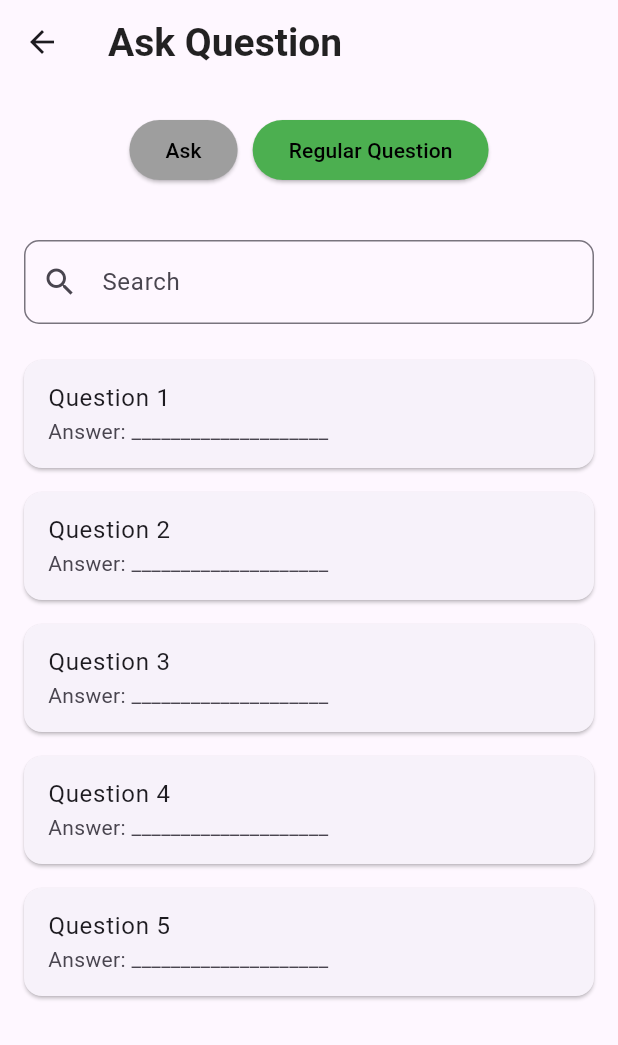
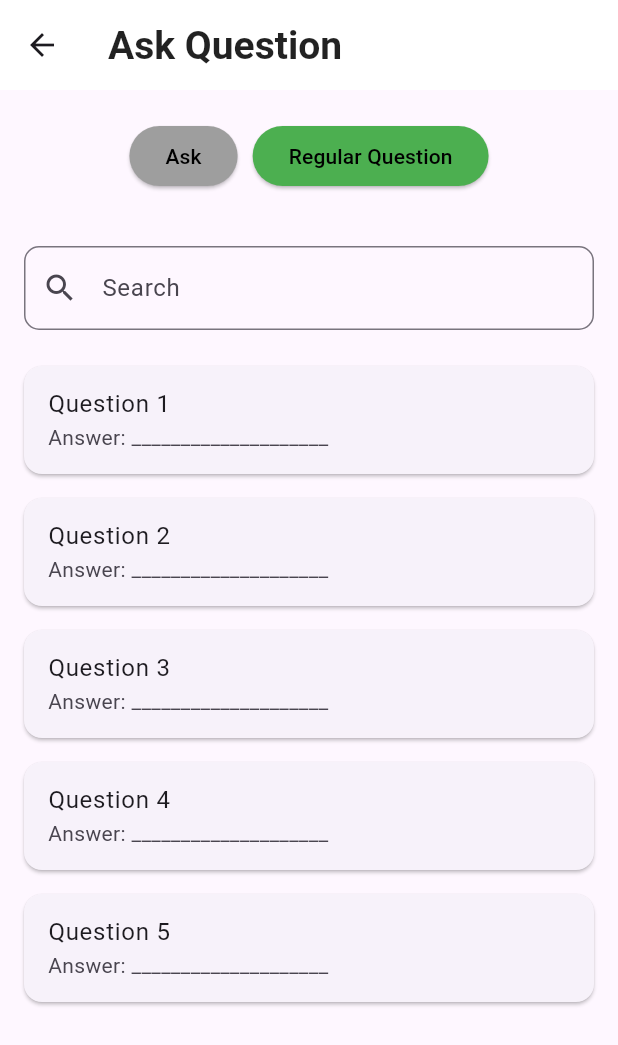
Before and after one commit to wizardap/vnu_student, a Flutter app: the AskScreen screen opened directly, after a tap on "Regular Question", on a phone screen of 412 x 824 dp. Shown: the top 1045 px of the screen. Run offline on Flutter 3.47's test engine with Material 3 defaults, Android fonts, the phone set to English and light mode, and no system bars; our stand-ins replace cloud_firestore, file_picker, firebase_core, fl_chart, pie_chart; accounts and stored records are empty.

Commit message:
+fix ask_screen

```diff
--- a/lib/features/ask/screens/ask_screen.dart
+++ b/lib/features/ask/screens/ask_screen.dart
@@ -1,6 +1,7 @@
 import 'package:cloud_firestore/cloud_firestore.dart';
 import 'package:flutter/material.dart';
 import 'package:vnu_student/core/constants/constants.dart';
+import 'package:file_picker/file_picker.dart';
 
 class AskScreen extends StatefulWidget {
   const AskScreen({Key? key}) : super(key: key);
@@ -19,6 +20,9 @@ class _AskScreenState extends State<AskScreen> {
       appBar: AppBar(
         title: const Text('Ask Question'),
         titleTextStyle: AppTextStyles.appBarTitle,
+        backgroundColor: Colors.white,
+        elevation: 0,
+        toolbarHeight: 60, // Đặt chiều cao AppBar để không chiếm nhiều không gian
       ),
       body: Column(
         crossAxisAlignment: CrossAxisAlignment.start,
@@ -84,7 +88,24 @@ class _AskScreenState extends State<AskScreen> {
         onTap: () => _showCreateQuestionDialog(),
       ),
       const SizedBox(height: 20),
-        buildInProgressSection(),
+      // Requests Status List
+      Expanded(
+        child: ListView(
+          padding: const EdgeInsets.all(8.0),
+          children: [
+            BuildRequestStatusTile(
+              title: 'In progress',
+              counts: 4,
+            ),
+            const SizedBox(height: 30),
+            BuildRequestStatusTile(
+              title: 'Done',
+              counts: 5,
+            ),
+
+          ],
+        ),
+      ),
     ],
   );
 }
@@ -222,3 +243,88 @@ class _AskScreenState extends State<AskScreen> {
     );
   }
 }
+
+class BuildRequestStatusTile extends StatefulWidget {
+  final String title;
+  final int counts;
+
+  const BuildRequestStatusTile({
+    super.key,
+    required this.title,
+    required this.counts,
+  });
+
+  @override
+  State<BuildRequestStatusTile> createState() => _BuildRequestStatusTileState();
+}
+
+class _BuildRequestStatusTileState extends State<BuildRequestStatusTile> {
+  bool isExpanded = false;
+
+  @override
+  Widget build(BuildContext context) {
+    return AnimatedContainer(
+      duration: const Duration(milliseconds: 300),
+      margin: const EdgeInsets.symmetric(vertical: 6.0),
+      child: Column(
+        children: [
+          Container(
+            decoration: BoxDecoration(
+              color: isExpanded ? Colors.red[300] : Colors.grey[200], // Nền chỉ cho title và icon
+              borderRadius: BorderRadius.circular(12.0),
+            ),
+            child: ListTile(
+              title: Text(
+                widget.title,
+                style: TextStyle(
+                  color: isExpanded ? Colors.white : Colors.black87,
+                  fontWeight: FontWeight.bold,
+                ),
+              ),
+              trailing: Icon(
+                isExpanded ? Icons.keyboard_arrow_up : Icons.keyboard_arrow_down,
+                color: isExpanded ? Colors.white : Colors.black54,
+              ),
+              onTap: () {
+                setState(() {
+                  isExpanded = !isExpanded;
+                });
+              },
+            ),
+          ),
+          if (isExpanded)
+  ListView.builder(
+    shrinkWrap: true, // Để tránh lỗi layout
+    physics: const NeverScrollableScrollPhysics(), // Ngăn ListView cuộn
+    itemCount: 10,
+    itemBuilder: (context, index) {
+      return Container(
+        padding: const EdgeInsets.only(left: 20.0),
+        margin: const EdgeInsets.symmetric(vertical: 8.0),
+        child: Row(
+          crossAxisAlignment: CrossAxisAlignment.center, // Căn giữa dấu đầu dòng và văn bản
+          children: [
+            const Icon(
+              Icons.fiber_manual_record, // Dấu đầu dòng
+              size: 8, // Kích thước dấu đầu dòng
+              color: Colors.black54, // Màu dấu đầu dòng
+            ),
+            const SizedBox(width: 12.0), // Khoảng cách giữa dấu đầu dòng và nội dung
+            Expanded(
+              child: Text(
+                'Test ${index + 1}',
+                style: const TextStyle(color: Colors.black),
+              ),
+            ),
+          ],
+        ),
+      );
+    },
+  ),
+
+        ],
+      ),
+
+    );
+  }
+}
```
Lines whose indentation alone changed are shown as unchanged.
